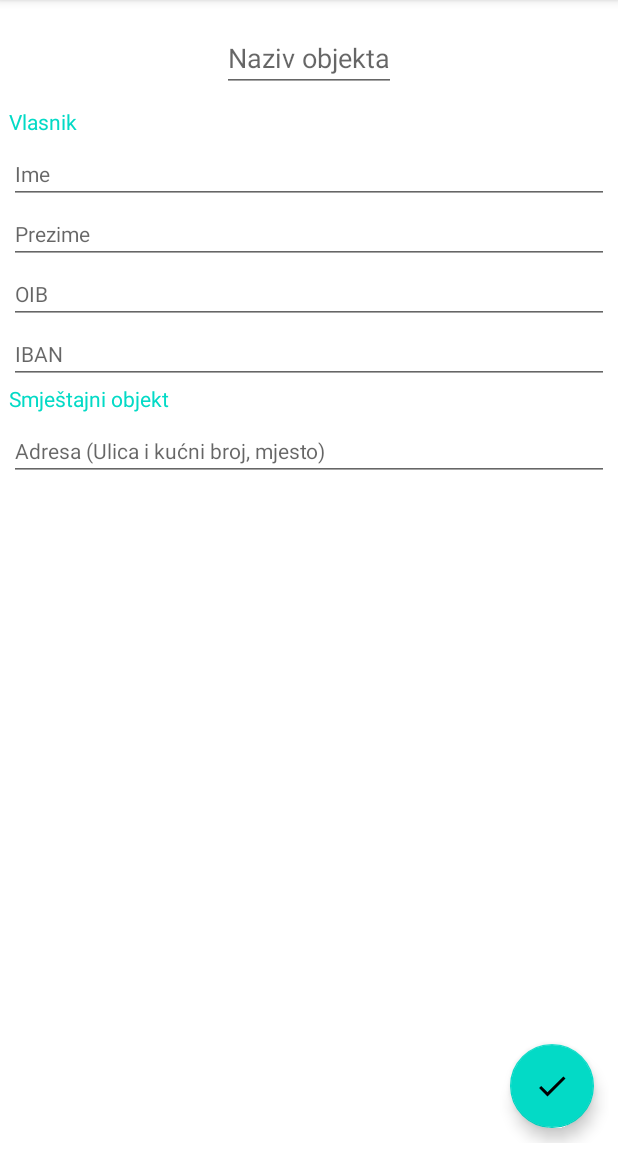
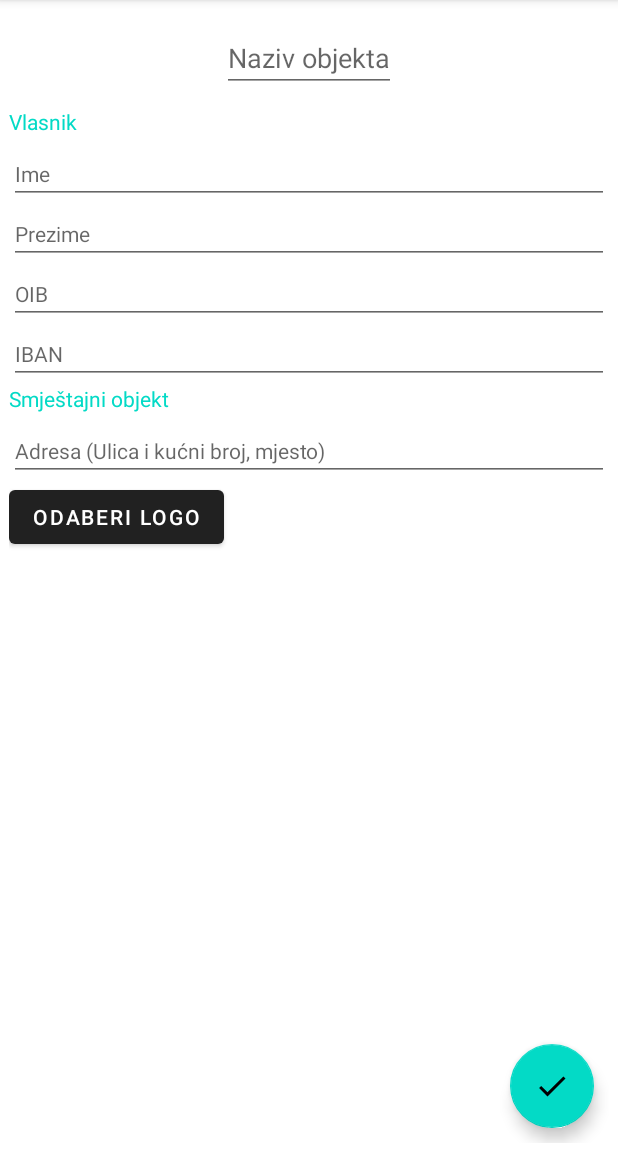
Before and after one commit to m-ladis/IzdajRacun, an Android app: the AddEditPropertyFragment screen opened through its navigation route, on a phone screen of 412 x 824 dp, the part 84-1236 px from its top. Run offline under Robolectric (Android 15) with nearby library versions, the phone set to English and light mode, and no system bars; our stand-ins replace Room's generated code.

Commit message:
Property now can have logo

```diff
--- /dev/null
+++ b/app/src/main/res/drawable/ic_clear_red.xml
@@ -0,0 +1,5 @@
+<vector android:height="12dp" android:tint="#FF0000"
+    android:viewportHeight="24.0" android:viewportWidth="24.0"
+    android:width="12dp" xmlns:android="http://schemas.android.com/apk/res/android">
+    <path android:fillColor="#FF000000" android:pathData="M19,6.41L17.59,5 12,10.59 6.41,5 5,6.41 10.59,12 5,17.59 6.41,19 12,13.41 17.59,19 19,17.59 13.41,12z"/>
+</vector>
--- a/app/src/main/res/layout/fragment_add_property_fregment.xml
+++ b/app/src/main/res/layout/fragment_add_property_fregment.xml
@@ -99,6 +99,33 @@
             android:maxLength="70"
             android:textSize="14sp" />
 
+        <Button
+            android:id="@+id/select_logo"
+            android:layout_width="wrap_content"
+            android:layout_height="wrap_content"
+            android:text="@string/select_logo" />
+
+        <RelativeLayout
+            android:layout_width="wrap_content"
+            android:layout_height="wrap_content">
+
+            <Button
+                android:id="@+id/delete_logo"
+                android:layout_width="20dp"
+                android:layout_height="30dp"
+                android:layout_alignEnd="@id/logo_preview"
+                android:drawableTop="@drawable/ic_clear_red" />
+
+            <ImageView
+                android:id="@+id/logo_preview"
+                android:layout_width="wrap_content"
+                android:layout_height="wrap_content"
+                android:adjustViewBounds="true"
+                android:maxHeight="150dp"
+                android:maxWidth="150dp"/>
+
+        </RelativeLayout>
+
     </LinearLayout>
 
     </ScrollView>
--- a/app/src/main/res/values/strings.xml
+++ b/app/src/main/res/values/strings.xml
@@ -52,6 +52,7 @@
     <string name="customer_oib_hint">OIB :</string>
     <string name="payment_method_label">Način plačanja :</string>
     <string name="customer_address">Ulica i kućni broj, mjesto, država</string>
+    <string name="select_logo">Odaberi logo</string>
 
     <string-array name="payment_methods">
         <item>Gotovinsko plačanje</item>
```
Also changed, not shown: app/src/main/java/hr/ml/izdajracun/model/entity/RentalPropertyInfo.java (+9 -1 lines), app/src/main/java/hr/ml/izdajracun/utils/Base64Utils.java (added, +30 -0 lines), app/src/main/java/hr/ml/izdajracun/view/AddEditPropertyFragment.java (+70 -2 lines).
